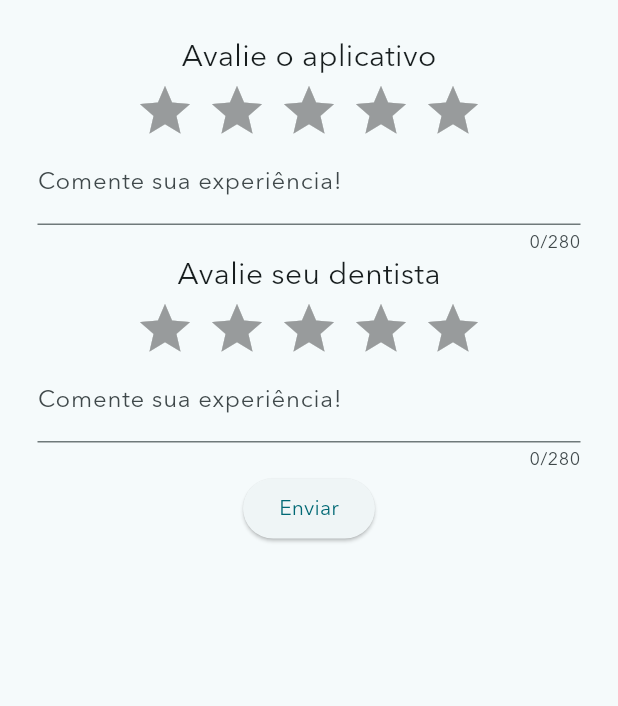
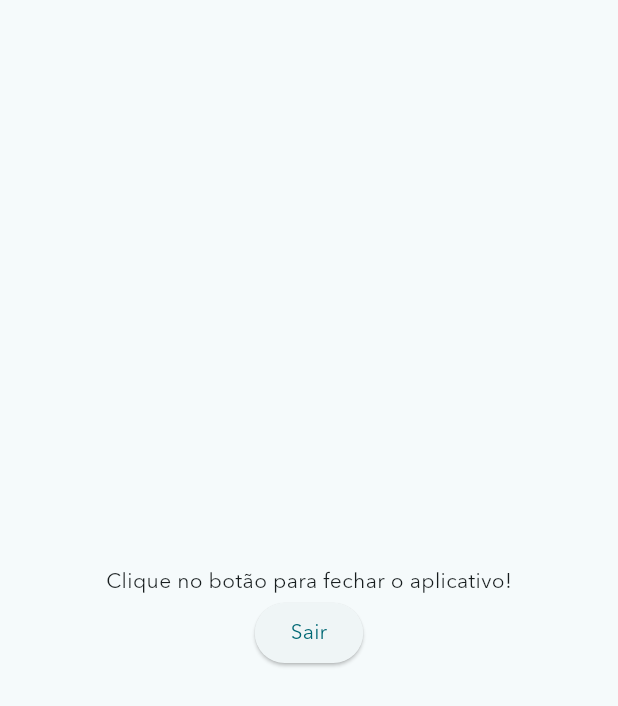
Before and after one commit to Jean2505/PI3-Flutter, a Flutter app: the Avaliacao widget shown alone on an empty page, opened directly with empty values, after a tap on "Enviar", on a phone screen of 412 x 824 dp. Shown: the top 706 px of the screen. Run offline on Flutter 3.47's test engine with Material 2 defaults, Android fonts, the phone set to English and light mode, and no system bars; drawn by our look-alikes of flutter_rating_bar; our stand-ins replace camera, cloud_firestore, cloud_functions, firebase_auth, firebase_core, firebase_messaging and 6 more; missing offline and left inert: firebase_authentication; accounts and stored records are empty; network calls fail.

Commit message:
Tela de fechamento de aplicativo criada. Esta tela aparece depois que a emergência for finalizada, ao clicar no botão, o app fecha.

```diff
--- a/lib/main.dart
+++ b/lib/main.dart
@@ -150,13 +150,16 @@ class MyHomePage extends StatelessWidget {
                         MaterialStatePropertyAll<Color>(Colors.white)),
                     onPressed: () {
 
-                      Navigator.push(
-                        context,
-                        MaterialPageRoute(
-                            builder: (context) => const CadastroEmergencia(
-                              title: 'Cadastrar emergência',
-                            )),
+                      Navigator.push(context,
+                          MaterialPageRoute(builder: (context) => const telaFinal())
                       );
+                      // Navigator.push(
+                      //   context,
+                      //   MaterialPageRoute(
+                      //       builder: (context) => const CadastroEmergencia(
+                      //         title: 'Cadastrar emergência',
+                      //       )),
+                      // );
                     },
                     child: CircleAvatar(
                       radius: 150,
@@ -270,6 +273,9 @@ class _AvaliacaoState extends State<Avaliacao> {
                 ElevatedButton(onPressed: () {
                   print('${myRatingDent}, ${myRatingApp}, ${myComentarioDentController.text}, ${myComentarioAppController.text}');
                   enviaAvaliacao(widget.uid_dentista, widget.nome_socorrista, myRatingDent, myRatingApp, myComentarioDentController.text, myComentarioAppController.text);
+                  Navigator.push(this.context,
+                      MaterialPageRoute(builder: (context) => const telaFinal())
+                  );
                 },
                   child: const Text("Enviar"),
                 ),
@@ -919,6 +925,37 @@ class _MapsState extends State<Maps> {
   }
 }
 
+class telaFinal extends StatelessWidget {
+  const telaFinal({super.key});
+
+  @override
+  Widget build(BuildContext context) {
+    return Scaffold(
+
+      body: Center(
+        child: Row(
+          mainAxisAlignment: MainAxisAlignment.center,
+          children: [
+            Column(
+              mainAxisAlignment: MainAxisAlignment.center,
+              children: [
+                const Text("Clique no botão para fechar o aplicativo!"),
+
+                ElevatedButton(onPressed: () {
+                  SystemNavigator.pop();
+                  },
+                  child: const Text("Sair"),
+                ),
+              ],
+            ),
+          ],
+        ),
+      ),
+    );
+  }
+}
+
+
 class listaDadosDentista {
 
     late String nome;
```
